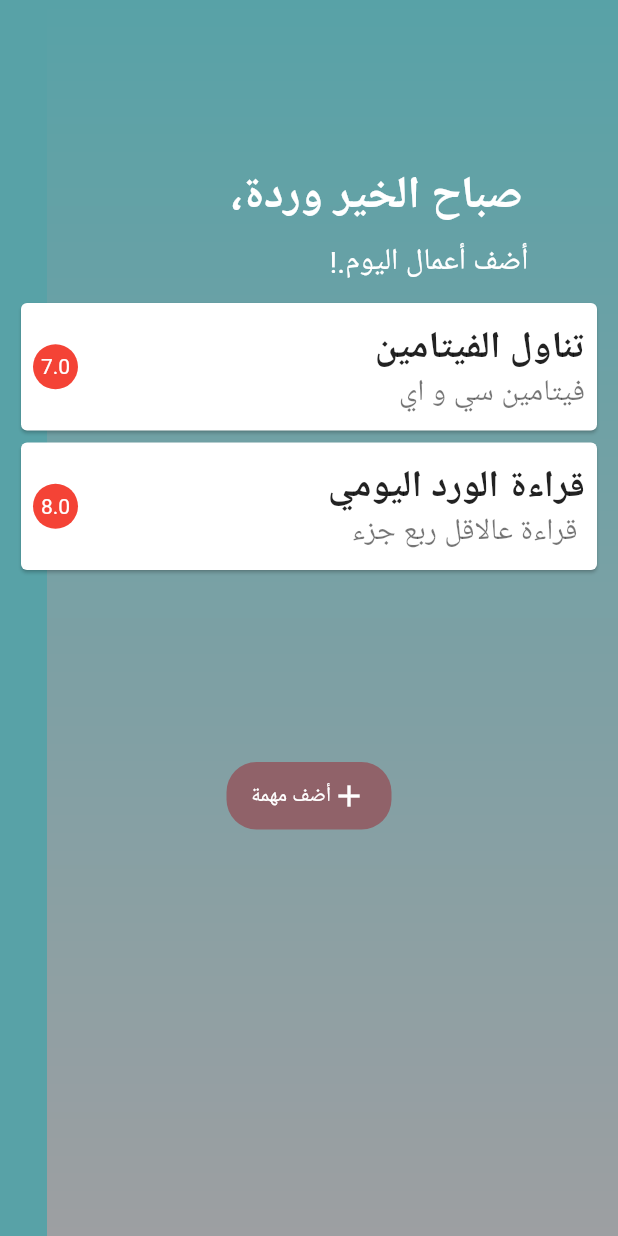
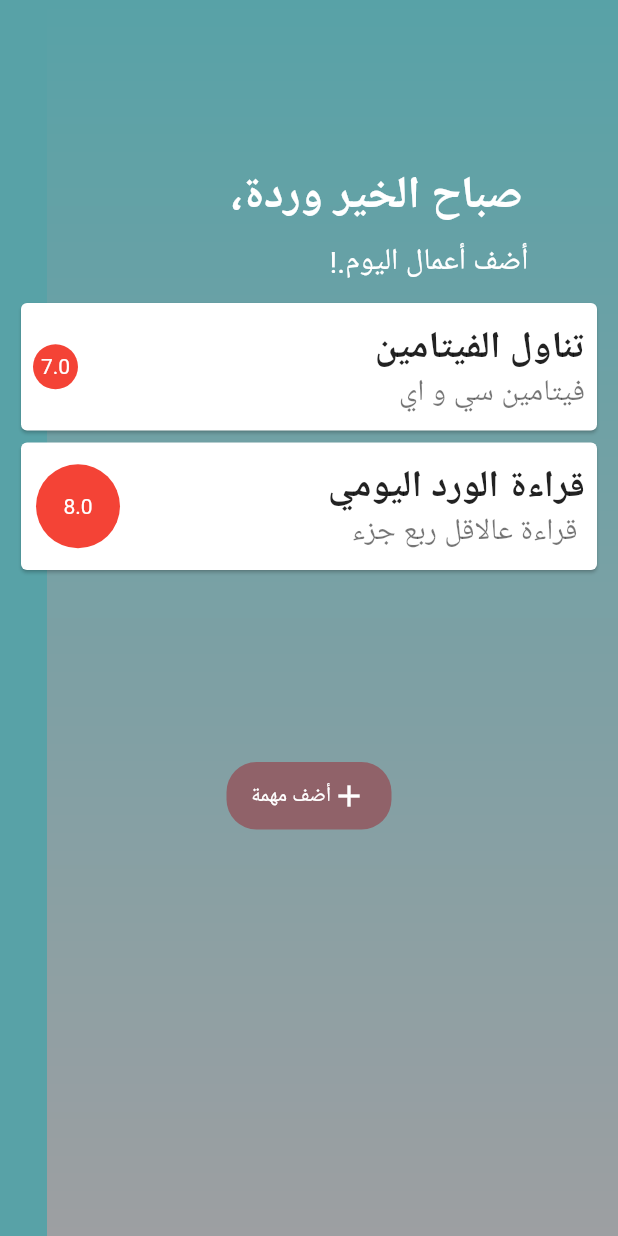
Before and after one commit to warda-jawad/myappoint, a Flutter app: the screen it shows after launch, on a phone screen of 412 x 824 dp. Run offline on Flutter 3.47's test engine with Material 2 defaults, Android fonts, the phone set to English and light mode, and no system bars; drawn by our look-alikes of showcaseview; our stand-ins replace flutter_datetime_picker, get_it, sqflite; missing offline and left inert: day_night_time_picker; accounts and stored records are empty.

```diff
--- a/lib/screens/homePage/home_page.dart
+++ b/lib/screens/homePage/home_page.dart
@@ -1,12 +1,15 @@
 import 'package:flutter/cupertino.dart';
 import 'package:flutter/material.dart';
 import 'package:flutter/painting.dart';
+import 'package:flutter/rendering.dart';
 import 'package:flutter/widgets.dart';
 import 'package:myappoint/core/constants.dart';
 import 'package:myappoint/data/dataBase/data_base_handler.dart';
 import 'package:myappoint/model/task_model.dart';
 import 'package:myappoint/screens/newTask/new_task.dart';
 import 'package:showcaseview/showcaseview.dart';
+
+import '../../injection.dart';
 
 class HomePage extends StatefulWidget {
   const HomePage({Key? key}) : super(key: key);
@@ -18,7 +21,8 @@ class HomePage extends StatefulWidget {
 class _HomePageState extends State<HomePage> {
   final GlobalKey _one = GlobalKey();
   final GlobalKey _two = GlobalKey();
-  late DatabaseHandler handler;
+  final DB = sl<DatabaseHandler>();
+
   @override
   void initState() {
     super.initState();
@@ -28,17 +32,15 @@ class _HomePageState extends State<HomePage> {
         [_one, _two],
       ),
     );
-    //
-    handler = DatabaseHandler(); //create an instance of DatabaseHandler()
-    handler.initializeDB().whenComplete(() async {
-      //call initializeDb() to create my database
+
+    DB.initializeDB().whenComplete(() async {
       await addTasks();
       setState(() {});
     });
   }
 
   // insert two tasks manually
-  Future<int> addTasks() async {
+  addTasks() async {
     Task firstTask = Task(
         title: "تناول الفيتامين",
         description: "فيتامين سي و اي",
@@ -50,7 +52,7 @@ class _HomePageState extends State<HomePage> {
         date: "sunday",
         time: "8.0");
     List<Task> listOfTasks = [firstTask, secondTask];
-    return await handler.insertTask(listOfTasks);
+    return await DB.insertTask(listOfTasks);
   }
 
   @override
@@ -78,9 +80,9 @@ class _HomePageState extends State<HomePage> {
               ),
               Container(
                 height: 300,
-                margin: EdgeInsets.all(10),
+                margin: const EdgeInsets.all(10),
                 child: FutureBuilder(
-                  future: handler.retrieveTasks(), // return all data
+                  future: DB.retrieveTasks(), // return all data
                   builder: (BuildContext context,
                       AsyncSnapshot<List<Task>> snapshot) {
                     if (snapshot.hasData) {
@@ -99,8 +101,7 @@ class _HomePageState extends State<HomePage> {
                               ),
                               key: ValueKey<int>(snapshot.data![index].id!),
                               onDismissed: (DismissDirection direction) async {
-                                await handler
-                                    .deleteTask(snapshot.data![index].id!);
+                                await DB.deleteTask(snapshot.data![index].id!);
                                 setState(() {
                                   snapshot.data!.remove(snapshot.data![index]);
                                   // to remove a dismissed Dismissible widget from the tree
@@ -155,8 +156,7 @@ class _HomePageState extends State<HomePage> {
                             ),
                             key: ValueKey<int>(snapshot.data![index].id!),
                             onDismissed: (DismissDirection direction) async {
-                              await handler
-                                  .deleteTask(snapshot.data![index].id!);
+                              await DB.deleteTask(snapshot.data![index].id!);
                               setState(() {
                                 snapshot.data!.remove(snapshot.data![index]);
                               });
@@ -177,8 +177,8 @@ class _HomePageState extends State<HomePage> {
                                   ),
                                 ),
                                 trailing: Container(
-                                  width: 30,
-                                  height: 30,
+                                  width: 60,
+                                  height: 60,
                                   decoration: const BoxDecoration(
                                     color: Colors.red,
                                     shape: BoxShape.circle,
@@ -221,8 +221,7 @@ class _HomePageState extends State<HomePage> {
                     onTap: () {
                       Navigator.push(
                         context,
-                        MaterialPageRoute(
-                            builder: (context) => const NewTask()),
+                        MaterialPageRoute(builder: (context) => NewTask()),
                       );
                     },
                     child: Row(
@@ -237,6 +236,8 @@ class _HomePageState extends State<HomePage> {
                             "أضف مهمة",
                             style: TextStyle(
                               color: Colors.white,
+                              //  fontSize: 15,
+                              // decoration: TextDecoration.none,
                             ),
                           ),
                         ),
```
